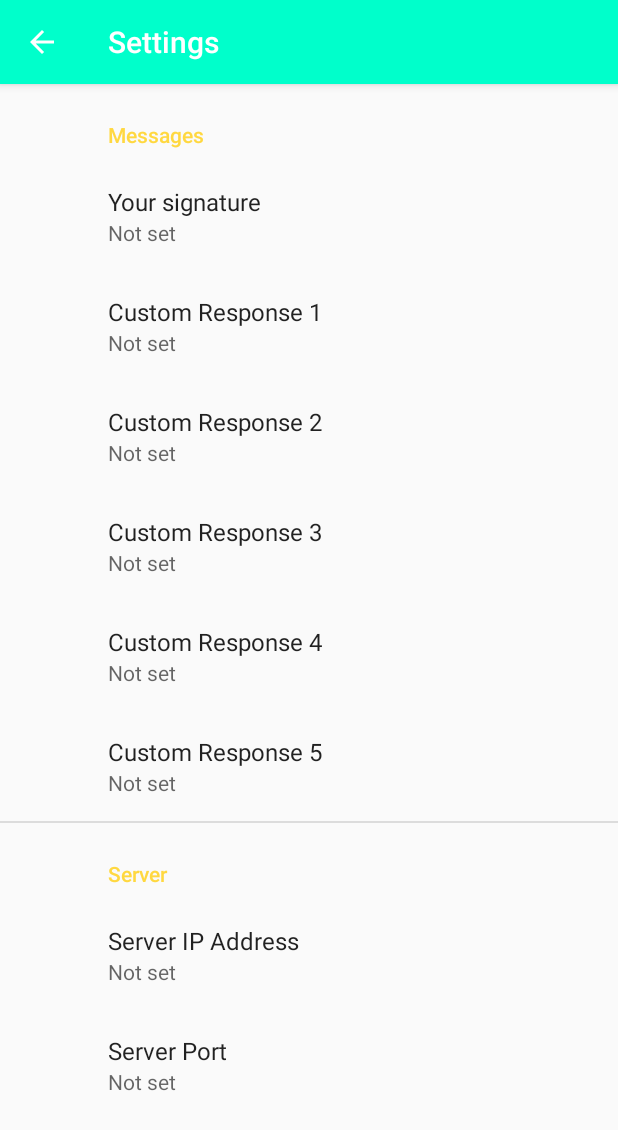
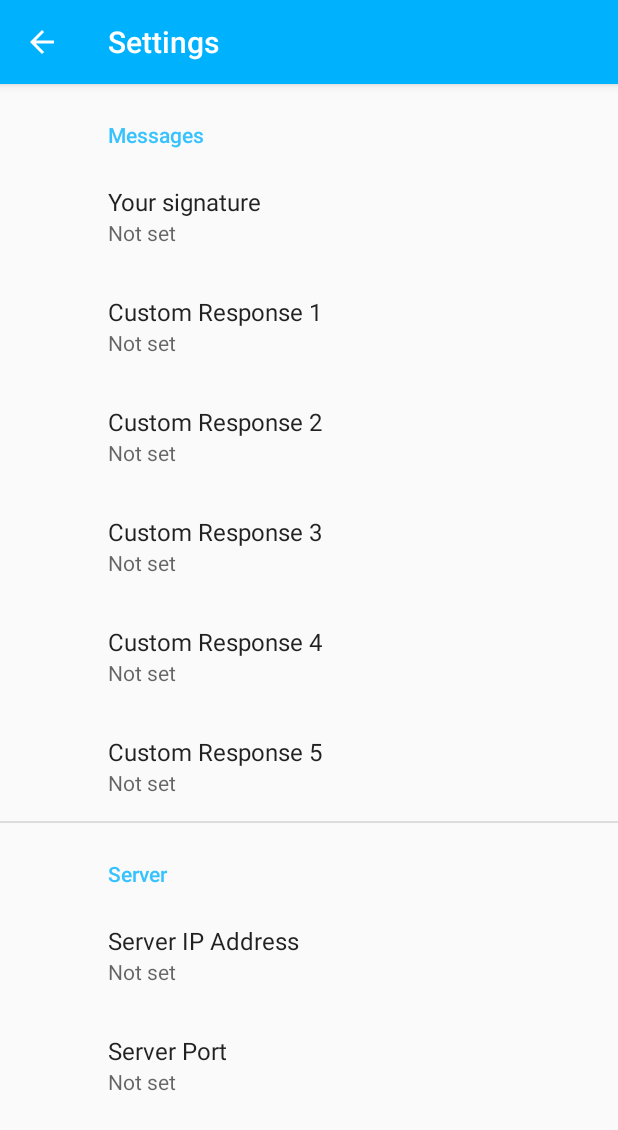
Before and after one commit to mmoo97/MadeIt, an Android app: the SettingsActivity screen opened directly, with no data from a screen before it, on a phone screen of 412 x 824 dp. Shown: the top 1130 px of the screen. Run offline under Robolectric (Android 15) with nearby library versions, the phone set to English and light mode, and no system bars; our stand-ins replace androidx.preference.

Commit message:
Color changes for primary app colors

```diff
--- a/Mobile_App/app/src/main/res/values/colors.xml
+++ b/Mobile_App/app/src/main/res/values/colors.xml
@@ -1,6 +1,6 @@
 <?xml version="1.0" encoding="utf-8"?>
 <resources>
-    <color name="colorPrimary">#00FFCB</color>
-    <color name="colorPrimaryDark">#00DFB2</color>
-    <color name="colorAccent">#FFD840</color>
+    <color name="colorPrimary">#00B2FE</color>
+    <color name="colorPrimaryDark">#6D6E71</color>
+    <color name="colorAccent">#35C2FE</color>
 </resources>
```
